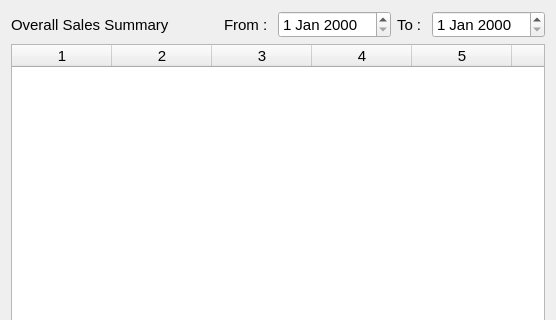
Above: estorecpp/overallsalessummary.ui from Watti/estorecpp before the change; both pictures show x 0 to 556 and y 0 to 320 of the 556 by 486 pixel window. Below: the same form after it.
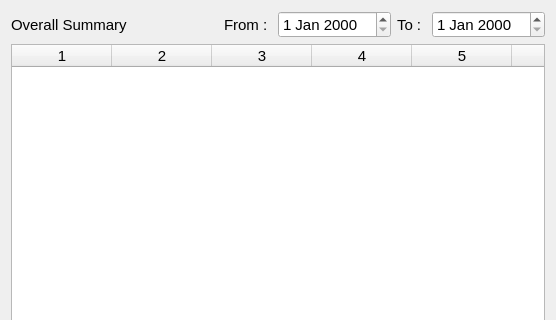
That is the form after the change.

Commit message: overall summary report has been completed

```diff
--- a/estorecpp/overallsalessummary.ui
+++ b/estorecpp/overallsalessummary.ui
@@ -24,7 +24,7 @@
         </font>
        </property>
        <property name="text">
-        <string>Overall Sales Summary</string>
+        <string>Overall Summary</string>
        </property>
       </widget>
      </item>
```
Left out of the diff: 2 changed lines with no effect on the pictures. The commit also changes 5 other files.
